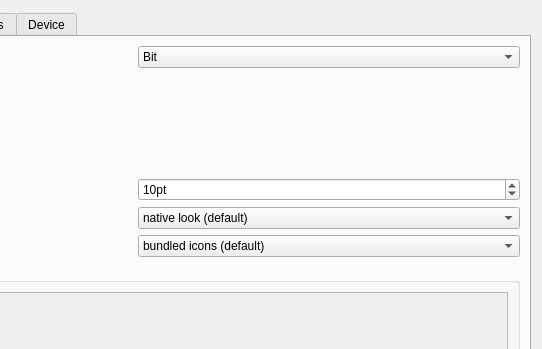
Before: the Qt Designer form data/ui/options.ui in jopohl/urh, drawn with Qt 5; both pictures show x 272 to 814 and y 0 to 349 of the 814 by 822 pixel window.
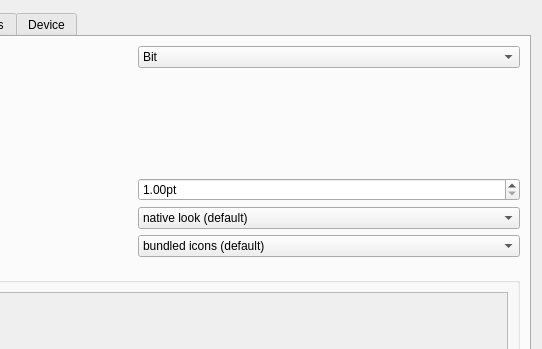
After: the same form once the commit is applied. The open tabs and pages were chosen to show the change. Icons and pictures are not drawn. Custom widgets are drawn as their Qt base class.

Commit message: Allow configuration of fractional font sizes (#1027)

Patch:
```diff
--- a/data/ui/options.ui
+++ b/data/ui/options.ui
@@ -193,18 +193,12 @@
           </widget>
          </item>
          <item>
-          <widget class="QSpinBox" name="spinBoxFontSize">
+          <widget class="QDoubleSpinBox" name="doubleSpinBoxFontSize">
            <property name="suffix">
             <string>pt</string>
            </property>
            <property name="minimum">
-            <number>1</number>
-           </property>
-           <property name="maximum">
-            <number>120</number>
-           </property>
-           <property name="value">
-            <number>10</number>
+            <double>1.000000000000000</double>
            </property>
           </widget>
          </item>
```
Left out of the diff: 2 changed lines with no effect on the pictures. The commit also changes 6 other files.
